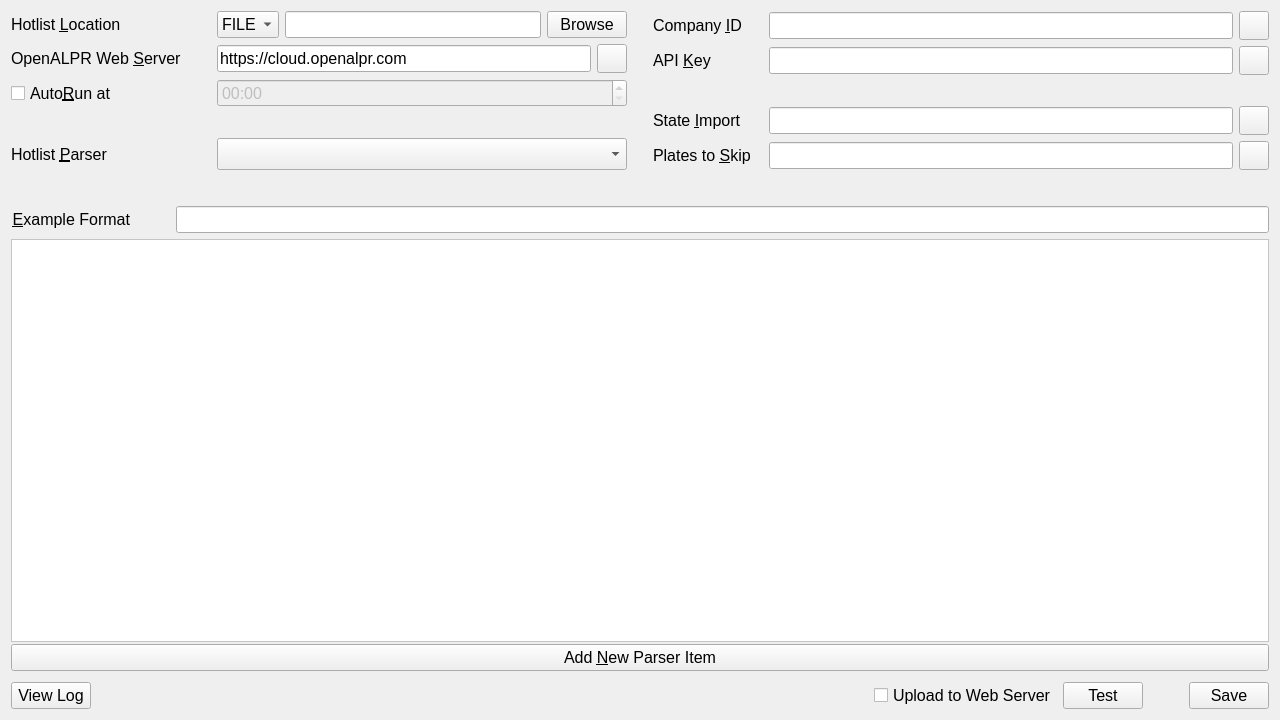
This is ui/main.ui in openalpr/openalpr_hotlist_import as Qt 5 draws it before an edit. The edited form follows.
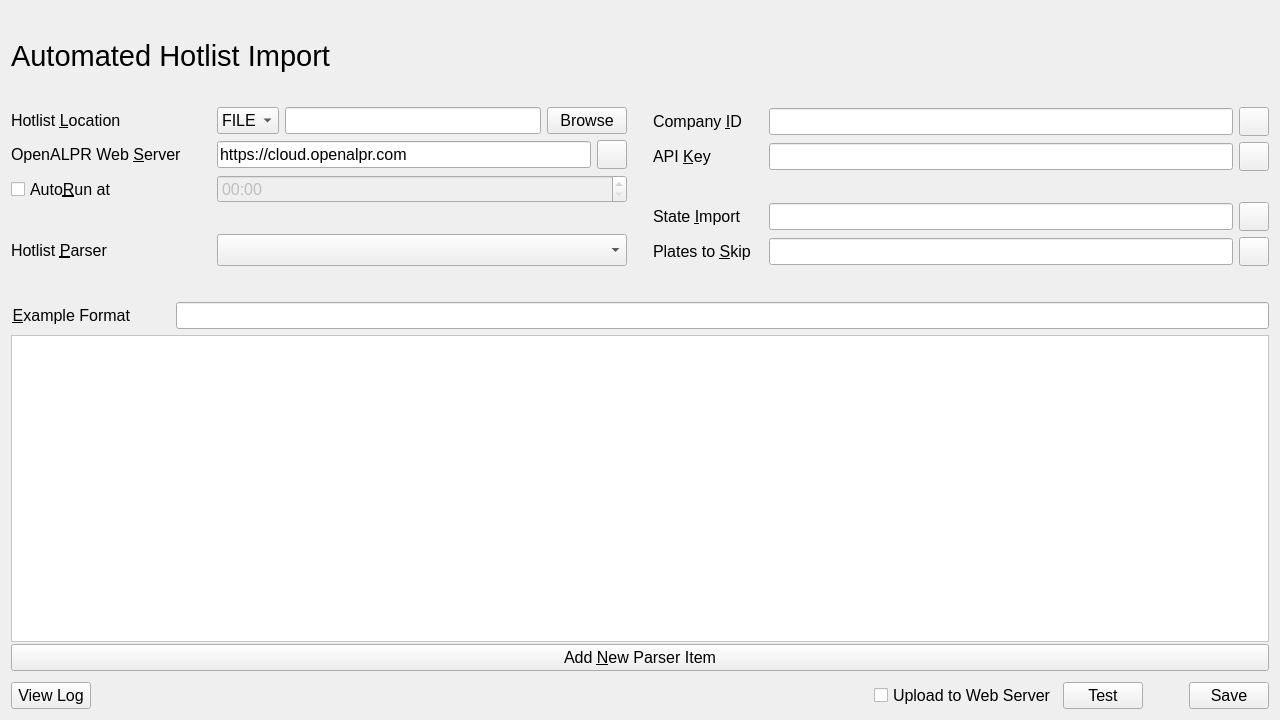
This is the edited form. Icons and pictures are not drawn.

Commit message: Added OpenALPR logo

```diff
--- a/ui/main.ui
+++ b/ui/main.ui
@@ -31,6 +31,64 @@
    <string>OpenALPR Hotlist Importer</string>
   </property>
   <layout class="QVBoxLayout" name="verticalLayout_2">
+   <item>
+    <layout class="QHBoxLayout" name="horizontalLayout_18">
+     <item>
+      <widget class="QLabel" name="label_9">
+       <property name="font">
+        <font>
+         <pointsize>22</pointsize>
+        </font>
+       </property>
+       <property name="text">
+        <string>Automated Hotlist Import</string>
+       </property>
+       <property name="scaledContents">
+        <bool>false</bool>
+       </property>
+      </widget>
+     </item>
+     <item>
+      <spacer name="horizontalSpacer">
+       <property name="orientation">
+        <enum>Qt::Horizontal</enum>
+       </property>
+       <property name="sizeHint" stdset="0">
+        <size>
+         <width>40</width>
+         <height>20</height>
+        </size>
+       </property>
+      </spacer>
+     </item>
+     <item>
+      <spacer name="verticalSpacer_4">
+       <property name="orientation">
+        <enum>Qt::Vertical</enum>
+       </property>
+       <property name="sizeType">
+        <enum>QSizePolicy::Maximum</enum>
+       </property>
+       <property name="sizeHint" stdset="0">
+        <size>
+         <width>20</width>
+         <height>90</height>
+        </size>
+       </property>
+      </spacer>
+     </item>
+     <item>
+      <widget class="QLabel" name="lblLogo">
+       <property name="text">
+        <string/>
+       </property>
+       <property name="pixmap">
+        <pixmap>:resources/logo.svg</pixmap>
+       </property>
+      </widget>
+     </item>
+    </layout>
+   </item>
    <item>
     <layout class="QHBoxLayout" name="horizontalLayout_2">
      <item>
@@ -997,7 +1055,7 @@
           <x>0</x>
           <y>0</y>
           <width>1258</width>
-          <height>364</height>
+          <height>266</height>
          </rect>
         </property>
         <layout class="QVBoxLayout" name="scrollParsersLayout"/>
```
The commit also changes 4 other files.
